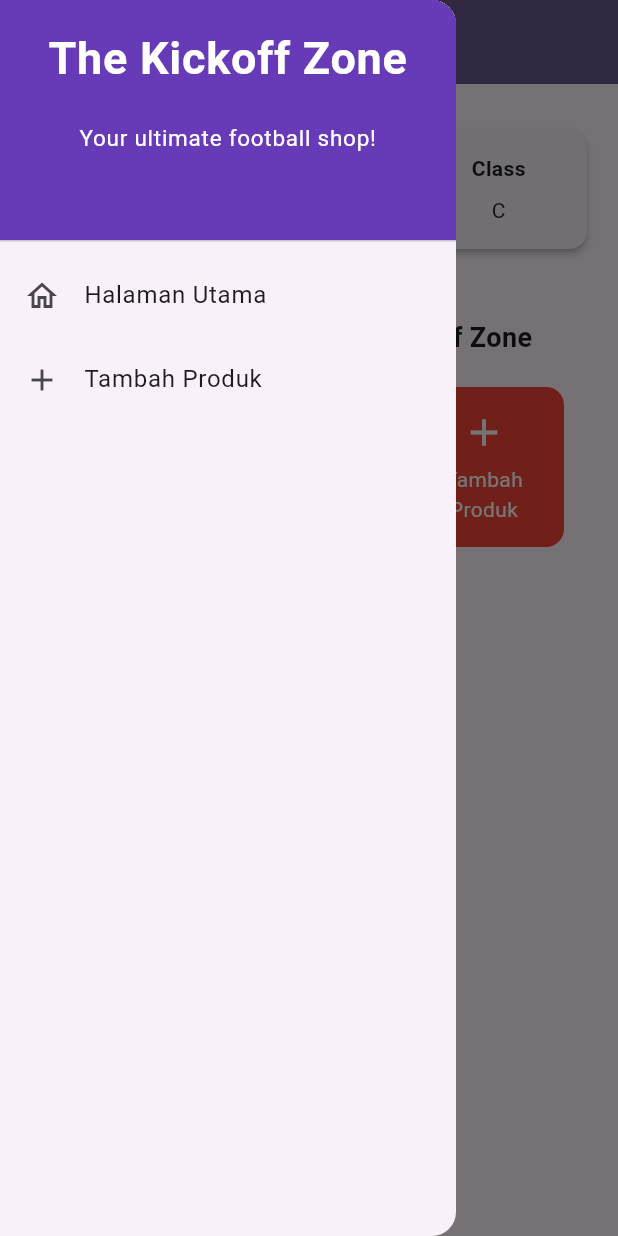
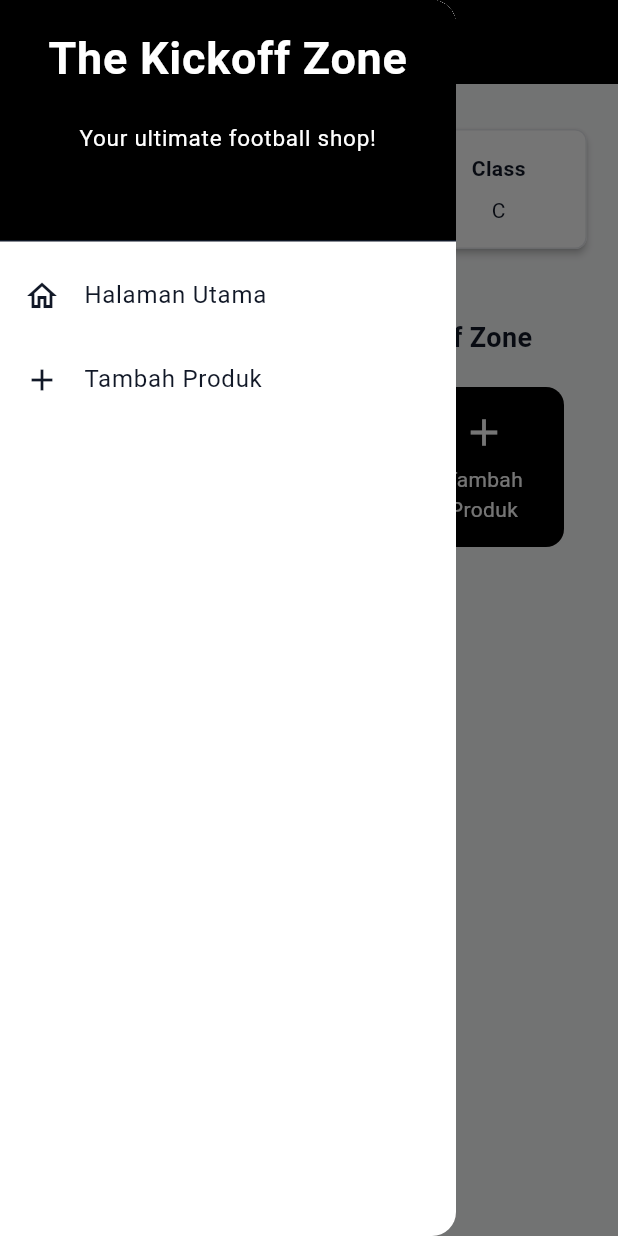
Before and after one commit to aldofahrezy/football-shop-mobile, a Flutter app: the screen it shows after launch, with the side drawer open, on a phone screen of 412 x 824 dp. Run offline on Flutter 3.47's test engine with Material 3 defaults, Android fonts, the phone set to English and light mode, and no system bars.

Commit message:
Theme integration with web app

```diff
--- a/lib/main.dart
+++ b/lib/main.dart
@@ -1,4 +1,5 @@
 import 'package:flutter/material.dart';
+import 'package:football_shop/themes/app_theme.dart';
 import 'menu.dart';
 
 void main() {
@@ -11,10 +12,8 @@ class MyApp extends StatelessWidget {
   @override
   Widget build(BuildContext context) {
     return MaterialApp(
-      title: 'Football Shop',
-      theme: ThemeData(
-        colorScheme: ColorScheme.fromSeed(seedColor: Colors.deepPurple),
-      ),
+      title: 'The Kickoff Zone',
+      theme: appTheme,
       home: MyHomePage(),
     );
   }
--- a/lib/menu.dart
+++ b/lib/menu.dart
@@ -10,34 +10,21 @@ class MyHomePage extends StatelessWidget {
   final String kelas = "C"; //kelas
 
   final List<ItemHomepage> items = [
-    ItemHomepage("All Products", Icons.list, Colors.blue),
-    ItemHomepage("My Products", Icons.person, Colors.green),
-    ItemHomepage("Tambah Produk", Icons.add, Colors.red),
+    ItemHomepage("All Products", Icons.list, Colors.blueGrey.shade700),
+    ItemHomepage("My Products", Icons.person, Colors.blueGrey.shade700),
+    ItemHomepage("Tambah Produk", Icons.add, Colors.black),
   ];
 
   @override
   Widget build(BuildContext context) {
-    // Scaffold menyediakan struktur dasar halaman dengan AppBar dan body.
     return Scaffold(
-      // AppBar adalah bagian atas halaman yang menampilkan judul.
-      appBar: AppBar(
-        // Judul aplikasi "Football Shop" dengan teks putih dan tebal.
-        title: const Text(
-          'The Kickoff Zone',
-          style: TextStyle(color: Colors.white, fontWeight: FontWeight.bold),
-        ),
-        // Warna latar belakang AppBar diambil dari skema warna tema aplikasi.
-        backgroundColor: Theme.of(context).colorScheme.primary,
-      ),
+      appBar: AppBar(title: const Text('The Kickoff Zone')),
       drawer: const LeftDrawer(),
-      // Body halaman dengan padding di sekelilingnya.
       body: Padding(
         padding: const EdgeInsets.all(16.0),
-        // Menyusun widget secara vertikal dalam sebuah kolom.
         child: Column(
           crossAxisAlignment: CrossAxisAlignment.center,
           children: [
-            // Row untuk menampilkan 3 InfoCard secara horizontal.
             Row(
               mainAxisAlignment: MainAxisAlignment.spaceEvenly,
               children: [
--- a/lib/product_form.dart
+++ b/lib/product_form.dart
@@ -32,10 +32,7 @@ class _ProductFormPageState extends State<ProductFormPage> {
   Widget build(BuildContext context) {
     return Scaffold(
       appBar: AppBar(
-        title: const Text(
-          'Add New Product',
-          style: TextStyle(color: Colors.white),
-        ),
+        title: const Text('Add New Product'),
         backgroundColor: Theme.of(context).colorScheme.primary,
       ),
       drawer: const LeftDrawer(),
@@ -161,7 +158,7 @@ class _ProductFormPageState extends State<ProductFormPage> {
                     labelText: 'Category',
                     border: OutlineInputBorder(),
                   ),
-                  value: _category,
+                  initialValue: _category,
                   items: _categories.map((cat) {
                     return DropdownMenuItem(
                       value: cat,
--- /dev/null
+++ b/lib/themes/app_theme.dart
@@ -0,0 +1,84 @@
+import 'package:flutter/material.dart';
+
+class AppColors {
+  static const Color primary = Color(0xFF000000);
+  static const Color background = Color(0xFFF9FAFB);
+  static const Color foreground = Color(0xFF111827);
+  static const Color muted = Color(0xFF6B7280);
+  static const Color border = Color(0xFFE5E7EB);
+  static const Color surface = Color(0xFFFFFFFF);
+  static const Color danger = Color(0xFFEF4444);
+}
+
+final ThemeData appTheme = ThemeData(
+  brightness: Brightness.light,
+  scaffoldBackgroundColor: AppColors.background,
+
+  colorScheme: const ColorScheme(
+    primary: AppColors.primary,
+    onPrimary: AppColors.surface,
+    secondary: AppColors.muted,
+    onSecondary: AppColors.surface,
+    surface: AppColors.surface,
+    onSurface: AppColors.foreground,
+    error: AppColors.danger,
+    onError: AppColors.surface,
+    brightness: Brightness.light,
+  ),
+
+  appBarTheme: const AppBarTheme(
+    backgroundColor: AppColors.primary,
+    foregroundColor: AppColors.surface,
+    elevation: 0,
+    titleTextStyle: TextStyle(
+      color: AppColors.surface,
+      fontSize: 20,
+      fontWeight: FontWeight.bold,
+    ),
+  ),
+
+  cardTheme: CardThemeData(
+    elevation: 0,
+    color: AppColors.surface,
+    shape: RoundedRectangleBorder(
+      borderRadius: BorderRadius.circular(8.0),
+      side: const BorderSide(color: AppColors.border, width: 1),
+    ),
+  ),
+
+  inputDecorationTheme: InputDecorationTheme(
+    border: OutlineInputBorder(
+      borderRadius: BorderRadius.circular(8.0),
+      borderSide: const BorderSide(color: AppColors.border),
+    ),
+    enabledBorder: OutlineInputBorder(
+      borderRadius: BorderRadius.circular(8.0),
+      borderSide: const BorderSide(color: AppColors.border),
+    ),
+    focusedBorder: OutlineInputBorder(
+      borderRadius: BorderRadius.circular(8.0),
+      borderSide: const BorderSide(color: AppColors.primary, width: 2),
+    ),
+    labelStyle: const TextStyle(color: AppColors.muted),
+  ),
+
+  elevatedButtonTheme: ElevatedButtonThemeData(
+    style: ElevatedButton.styleFrom(
+      backgroundColor: AppColors.primary,
+      foregroundColor: AppColors.surface,
+      shape: RoundedRectangleBorder(borderRadius: BorderRadius.circular(8.0)),
+      padding: const EdgeInsets.symmetric(horizontal: 24, vertical: 12),
+      textStyle: const TextStyle(fontWeight: FontWeight.w600),
+    ),
+  ),
+
+  outlinedButtonTheme: OutlinedButtonThemeData(
+    style: OutlinedButton.styleFrom(
+      foregroundColor: AppColors.foreground,
+      side: const BorderSide(color: AppColors.border),
+      shape: RoundedRectangleBorder(borderRadius: BorderRadius.circular(8.0)),
+    ),
+  ),
+
+  drawerTheme: const DrawerThemeData(backgroundColor: AppColors.surface),
+);
--- a/lib/widgets/left_drawer.dart
+++ b/lib/widgets/left_drawer.dart
@@ -10,8 +10,10 @@ class LeftDrawer extends StatelessWidget {
     return Drawer(
       child: ListView(
         children: [
-          const DrawerHeader(
-            decoration: BoxDecoration(color: Colors.deepPurple),
+          DrawerHeader(
+            decoration: BoxDecoration(
+              color: Theme.of(context).colorScheme.primary,
+            ),
             child: Column(
               children: [
                 Text(
@@ -23,7 +25,7 @@ class LeftDrawer extends StatelessWidget {
                     color: Colors.white,
                   ),
                 ),
-                Padding(padding: EdgeInsets.all(10)),
+                const Padding(padding: EdgeInsets.all(10)),
                 Text(
                   "Your ultimate football shop!",
                   textAlign: TextAlign.center,
```
Also changed, not shown: 1 other file.
